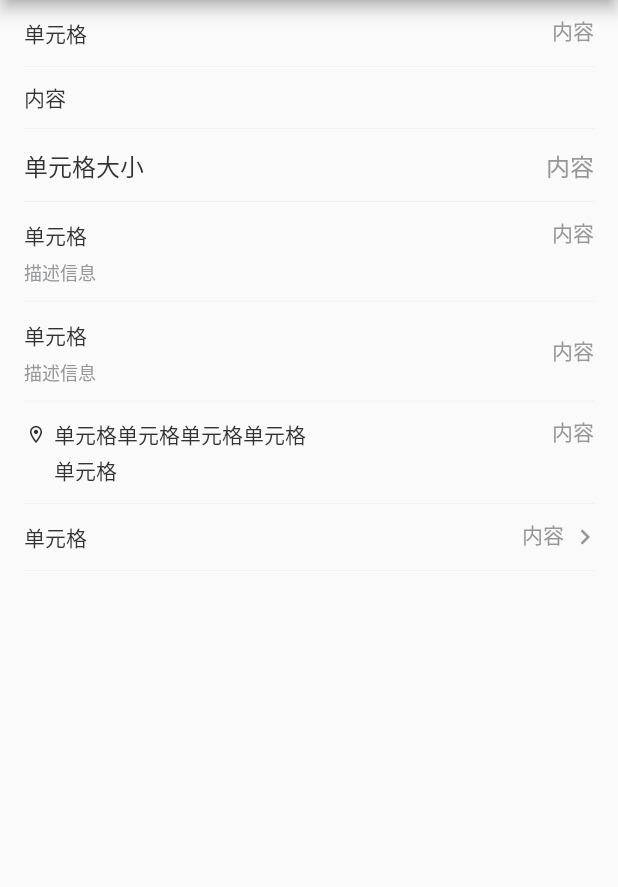
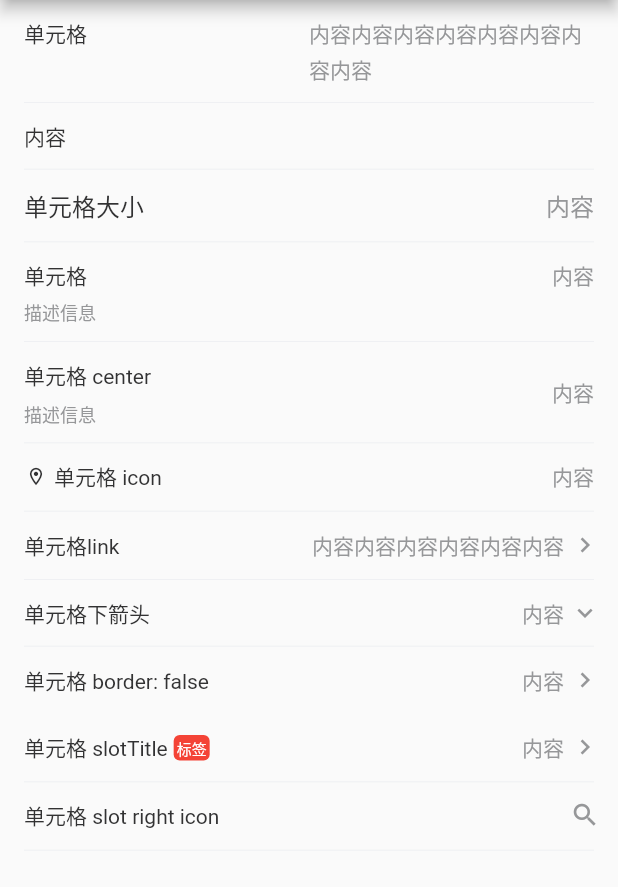
Before and after one commit to liyajie920112/flutter_vant, a Flutter app: the CellPage screen opened by its route, on a phone screen of 412 x 824 dp, the part 84-971 px from its top. Run offline on Flutter 3.47's test engine with Material 2 defaults, Android fonts, the phone set to English and light mode, and no system bars.

Commit message:
vant cell end

```diff
--- a/example/lib/pages/cell_page.dart
+++ b/example/lib/pages/cell_page.dart
@@ -17,10 +17,18 @@ class CellPage extends StatelessWidget {
           children: [
             Cell(
               title: '单元格',
-              value: '内容',
+              value: '内容内容内容内容内容内容内容内容',
+              clickable: true,
+              onClick: () {
+                print('dianji');
+              },
             ),
             Cell(
               value: '内容',
+              clickable: true,
+              onClick: () {
+                print('dianji2');
+              },
             ),
             Cell(
               title: '单元格大小',
@@ -33,20 +41,50 @@ class CellPage extends StatelessWidget {
               value: '内容',
             ),
             Cell(
-              title: '单元格',
+              title: '单元格 center',
               label: '描述信息',
               center: true,
               value: '内容',
             ),
             Cell(
-              title: '单元格单元格单元格单元格单元格',
+              title: '单元格 icon',
               icon: Icons.location_on_outlined,
               value: '内容',
             ),
             Cell(
-              title: '单元格',
+              title: '单元格link',
+              value: '内容内容内容内容内容内容',
+              isLink: true,
+            ),
+            Cell(
+              title: '单元格下箭头',
+              value: '内容',
+              arrowDirection: ArrowDirection.down,
+              isLink: true,
+            ),
+            Cell(
+              title: '单元格 border: false',
               value: '内容',
               isLink: true,
+              border: false,
+            ),
+            Cell(
+              title: '单元格 slotTitle',
+              value: '内容',
+              isLink: true,
+              slotTitle: Container(
+                padding: EdgeInsets.symmetric(horizontal: 2, vertical: 1),
+                decoration: BoxDecoration(
+                    color: Colors.red, borderRadius: BorderRadius.circular(4)),
+                child: Text(
+                  '标签',
+                  style: TextStyle(color: Colors.white, fontSize: 10),
+                ),
+              ),
+            ),
+            Cell(
+              title: '单元格 slot right icon',
+              slotRightIcon: Icons.search,
             ),
           ],
         ),
--- a/lib/src/style/style.dart
+++ b/lib/src/style/style.dart
@@ -79,9 +79,9 @@ class Style {
   static const double cellNormalMinHeight = 24;
   static const double cellLargeMinHeight = 24;
 
-  static const EdgeInsetsGeometry? cellNormalPadding =
+  static const EdgeInsetsGeometry? cellNormalHPadding =
       EdgeInsets.symmetric(horizontal: 16);
-  static const EdgeInsetsGeometry? cellLargePadding =
+  static const EdgeInsetsGeometry? cellLargeHPadding =
       EdgeInsets.symmetric(horizontal: 16);
 
   static const EdgeInsetsGeometry? cellNormalVPadding =
--- a/lib/src/widgets/cell.dart
+++ b/lib/src/widgets/cell.dart
@@ -1,5 +1,4 @@
 import 'package:flutter/material.dart';
-import 'package:flutter/rendering.dart';
 import 'package:flutter_vant/src/style/style.dart';
 
 enum CellSize { normal, large }
@@ -9,7 +8,7 @@ enum ArrowDirection { left, right, up, down }
 enum CellPropType {
   fontSize,
   minHeight,
-  cellPadding,
+  cellHPadding,
   cellVPadding,
   leftIcon,
   rightIcon
@@ -38,6 +37,11 @@ class Cell extends StatelessWidget {
   /// arrow direction
   final ArrowDirection arrowDirection;
 
+  final Widget? slotTitle;
+
+  final IconData? slotRightIcon;
+
+  final Function? onClick;
   Cell(
       {Key? key,
       this.title,
@@ -50,6 +54,9 @@ class Cell extends StatelessWidget {
       this.isLink: false,
       this.required: false,
       this.center: false,
+      this.slotTitle,
+      this.slotRightIcon,
+      this.onClick,
       this.arrowDirection: ArrowDirection.right})
       : super(key: key);
 
@@ -74,22 +81,22 @@ class Cell extends StatelessWidget {
       case ArrowDirection.left:
         return Icons.chevron_left;
       case ArrowDirection.up:
+        return Icons.expand_less;
+      case ArrowDirection.down:
         return Icons.expand_more;
-      case ArrowDirection.down:
-        return Icons.expand_less;
     }
   }
 
   Map<CellSize, dynamic> cellProps = {
     CellSize.normal: <CellPropType, dynamic>{
       CellPropType.fontSize: Style.cellNormalFontSize,
-      CellPropType.cellPadding: Style.cellNormalPadding,
+      CellPropType.cellHPadding: Style.cellNormalHPadding,
       CellPropType.minHeight: Style.cellNormalMinHeight,
       CellPropType.cellVPadding: Style.cellNormalVPadding
     },
     CellSize.large: <CellPropType, dynamic>{
       CellPropType.fontSize: Style.cellLargeFontSize,
-      CellPropType.cellPadding: Style.cellLargePadding,
+      CellPropType.cellHPadding: Style.cellLargeHPadding,
       CellPropType.minHeight: Style.cellLargeMinHeight,
       CellPropType.cellVPadding: Style.cellLargeVPadding
     },
@@ -114,11 +121,28 @@ class Cell extends StatelessWidget {
       width: Style.cellIconWidth,
       margin: EdgeInsets.only(left: 4),
       child: Icon(
-        _arrowIcon,
+        slotRightIcon != null ? slotRightIcon : _arrowIcon,
         size: Style.cellRightIconFontSize,
         color: Style.cellValueColor,
       ),
     );
+  }
+
+  List<Widget> titleRow() {
+    List<Widget> list = [];
+    list.add(Text(
+      _title,
+      style: TextStyle(
+          height: cellProps[size][CellPropType.minHeight] /
+              cellProps[size][CellPropType.fontSize],
+          leadingDistribution: TextLeadingDistribution.even,
+          fontSize: cellProps[size][CellPropType.fontSize],
+          color: Style.cellTitleColor),
+    ));
+    if (slotTitle != null) {
+      list.add(Container(margin: EdgeInsets.only(left: 4), child: slotTitle!));
+    }
+    return list;
   }
 
   List<Widget> topWidget() {
@@ -131,14 +155,8 @@ class Cell extends StatelessWidget {
         Container(
           child: Align(
             alignment: Alignment.centerLeft,
-            child: Text(
-              _title,
-              style: TextStyle(
-                  height: cellProps[size][CellPropType.minHeight] /
-                      cellProps[size][CellPropType.fontSize],
-                  leadingDistribution: TextLeadingDistribution.even,
-                  fontSize: cellProps[size][CellPropType.fontSize],
-                  color: Style.cellTitleColor),
+            child: Row(
+              children: titleRow(),
             ),
           ),
         )
@@ -174,6 +192,9 @@ class Cell extends StatelessWidget {
                 child: Text(
                   _value,
                   style: TextStyle(
+                      height: cellProps[size][CellPropType.minHeight] /
+                          cellProps[size][CellPropType.fontSize],
+                      leadingDistribution: TextLeadingDistribution.even,
                       fontSize: cellProps[size][CellPropType.fontSize],
                       color: list.length == 0
                           ? Style.cellTitleColor
@@ -181,31 +202,59 @@ class Cell extends StatelessWidget {
                 ))),
       ));
     }
-    if (isLink) {
+    if (isLink || slotRightIcon != null) {
       list.add(getRightIcon());
     }
     return list;
   }
 
+  Border? get _border {
+    if (!border) {
+      return null;
+    }
+    return Border(
+        bottom: BorderSide(
+            width: Style.cellBorderHeight, color: Style.cellBorderColor));
+  }
+
   @override
   Widget build(BuildContext context) {
-    debugPaintSizeEnabled = true;
-    return Container(
-        padding: cellProps[size][CellPropType.cellPadding],
+    return Material(
+      type: MaterialType.transparency,
+      child: InkWell(
+        onTap: () {
+          if (onClick == null) {
+            return;
+          }
+          onClick!();
+        },
+        focusColor: !clickable && !isLink
+            ? Style.transparent
+            : Theme.of(context).focusColor,
+        highlightColor: !clickable && !isLink
+            ? Style.transparent
+            : Theme.of(context).highlightColor,
+        hoverColor: !clickable && !isLink
+            ? Style.transparent
+            : Theme.of(context).hoverColor,
+        splashColor: !clickable && !isLink
+            ? Style.transparent
+            : Theme.of(context).splashColor,
+        child: Container(
+            padding: cellProps[size][CellPropType.cellHPadding],
             child: Container(
               padding: cellProps[size][CellPropType.cellVPadding],
-          decoration: BoxDecoration(
-              border: Border(
-                  bottom: BorderSide(
-                      width: Style.cellBorderHeight,
-                      color: Style.cellBorderColor))),
+              decoration: BoxDecoration(border: _border),
               child: Row(
                 mainAxisAlignment: MainAxisAlignment.start,
-            crossAxisAlignment:
-                center ? CrossAxisAlignment.center : CrossAxisAlignment.start,
+                crossAxisAlignment: center
+                    ? CrossAxisAlignment.center
+                    : CrossAxisAlignment.start,
                 mainAxisSize: MainAxisSize.min,
                 children: topWidget(),
               ),
-        ));
+            )),
+      ),
+    );
   }
 }
```
Lines whose indentation alone changed are shown as unchanged.
